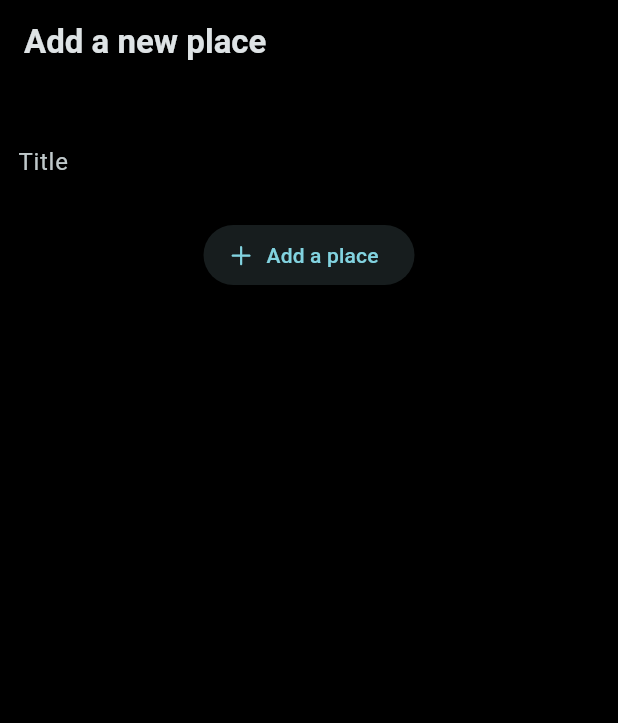
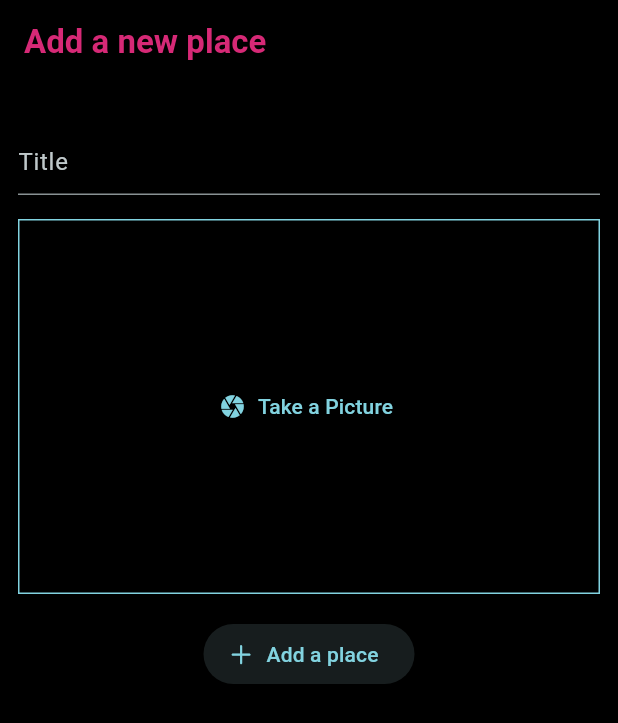
Before and after one commit to abhaybissa31/flutter-fav-places, a Flutter app: the AddNewPlaces screen opened directly, on a phone screen of 412 x 824 dp. Shown: the top 723 px of the screen. Run offline on Flutter 3.47's test engine with Material 3 defaults, Android fonts, the phone set to English and light mode, and no system bars; our stand-ins replace flutter_riverpod, google_fonts, image_picker.

Commit message:
Camera feature added

```diff
--- a/lib/screens/add_place.dart
+++ b/lib/screens/add_place.dart
@@ -1,4 +1,5 @@
 import 'package:favorite_places/providers/user_places.dart';
+import 'package:favorite_places/widgets/image_input.dart';
 import 'package:flutter/cupertino.dart';
 import 'package:flutter/material.dart';
 import 'package:flutter_riverpod/flutter_riverpod.dart';
@@ -35,7 +36,7 @@ class _AddNewPlacesState extends ConsumerState<AddNewPlaces> {
   Widget build(BuildContext context) {
     return Scaffold(
       appBar: AppBar(
-        title: const Text('Add a new place'),
+        title: const Text('Add a new place',style: TextStyle(color: Color.fromARGB(255, 214, 41, 118)),),
         automaticallyImplyLeading: false,
       ),
       body: SingleChildScrollView(
@@ -51,13 +52,17 @@ class _AddNewPlacesState extends ConsumerState<AddNewPlaces> {
                   hintText: 'Add name of the place',
                   hintTextDirection: TextDirection.rtl,
 
-                  enabledBorder: InputBorder.none,
+                  // enabledBorder: InputBorder.none,
                   hintStyle: TextStyle(color: Colors.grey),
-                  focusedBorder: InputBorder.none
+                  // focusedBorder: InputBorder.none
                   // border: OutlineInputBorder(),
                   ),
                   style: GoogleFonts.aBeeZee(color: Colors.white,fontSize: 20),
             ),
+            const SizedBox(
+              height: 16,
+            ),
+            const ImageInput(),
             const SizedBox(
               height: 16,
             ),
--- a/lib/screens/place_details.dart
+++ b/lib/screens/place_details.dart
@@ -10,7 +10,7 @@ class PlaceDetailsScreen extends StatelessWidget {
   Widget build(BuildContext context) {
     return Scaffold(
       appBar: AppBar(
-        title:  Text(place.title),
+        title:  Text(place.title, style: const TextStyle(color:  Color.fromARGB(255, 214, 41, 118)),),
         automaticallyImplyLeading: false,
       ),
       body: Center(child: Text(place.title, style: Theme.of(context)
--- /dev/null
+++ b/lib/widgets/image_input.dart
@@ -0,0 +1,62 @@
+import 'dart:io';
+
+import 'package:flutter/material.dart';
+import 'package:image_picker/image_picker.dart';
+
+class ImageInput extends StatefulWidget {
+  const ImageInput({super.key});
+
+  @override
+  State<ImageInput> createState() {
+    // TODO: implement createState
+    return _ImageInputState();
+  }
+}
+
+class _ImageInputState extends State<ImageInput> {
+  File? _selectedImage;
+
+  void _takePicture() async {
+    final imagePicker = ImagePicker();
+    final pickedImage =
+        await imagePicker.pickImage(source: ImageSource.camera,imageQuality: 100,maxWidth: 600);
+    if (pickedImage == null) {
+      return;
+    }
+    setState(() {
+      _selectedImage = File(pickedImage.path);
+    });
+  }
+
+  @override
+  Widget build(BuildContext context) {
+    Widget content = TextButton.icon(
+      onPressed: _takePicture,
+      label: const Text("Take a Picture"),
+      icon: const Icon(Icons.camera),
+    );
+
+    if (_selectedImage != null) {
+      content = GestureDetector(
+        onTap: _takePicture,
+        child: Image.file(
+          _selectedImage!,
+          fit: BoxFit.cover,
+          width: double.infinity,
+          height: double.infinity,
+        ),
+      );
+    }
+
+    return Container(
+      decoration: BoxDecoration(
+        border:
+            Border.all(width: 1, color: Theme.of(context).colorScheme.primary),
+      ),
+      height: 250,
+      alignment: Alignment.center,
+      width: double.infinity,
+      child: content,
+    );
+  }
+}
--- a/pubspec.yaml
+++ b/pubspec.yaml
@@ -38,6 +38,7 @@ dependencies:
   google_fonts: ^6.2.1
   uuid: ^4.4.2
   flutter_riverpod: ^2.5.1
+  image_picker: ^1.1.2
 
 dev_dependencies:
   flutter_test:
```
Also changed, not shown: pubspec.lock, 10 other files.
